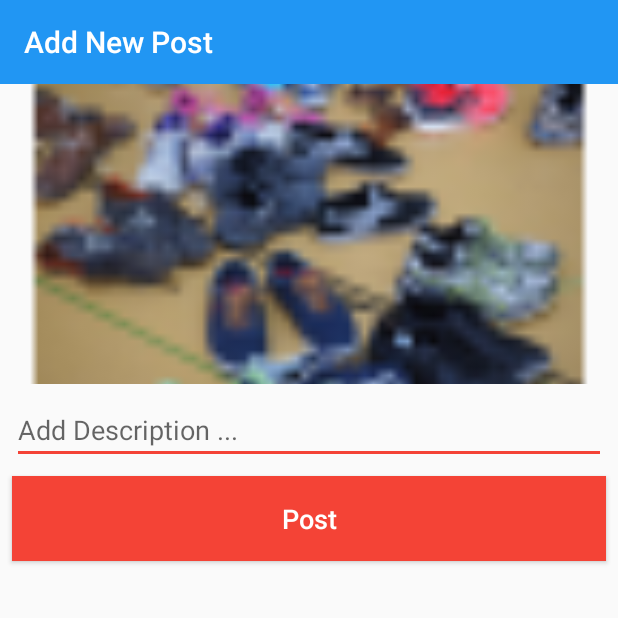
After one commit to firlanaryu/myBlog, an Android app: the NewPostActivity screen opened directly, with no data from a screen before it, on a phone screen of 412 x 824 dp, the top half of it. The commit adds this screen. Run offline under Robolectric (Android 15) with nearby library versions, the phone set to English and light mode, and no system bars.

Commit message:
add new post activity

```diff
--- a/app/build.gradle
+++ b/app/build.gradle
@@ -33,11 +33,14 @@ dependencies {
 
     implementation 'de.hdodenhof:circleimageview:2.2.0' //circle image
     implementation 'com.theartofdev.edmodo:android-image-cropper:2.7.0' //android image crop library
-    implementation 'com.github.bumptech.glide:glide:4.8.0' //An image loading and caching library for Android focused on smooth scrolling
-    annotationProcessor 'com.github.bumptech.glide:compiler:4.8.0' //An image loading and caching library for Android focused on smooth scrolling
+    implementation 'com.github.bumptech.glide:glide:4.8.0'
+    //An image loading and caching library for Android focused on smooth scrolling
+    annotationProcessor 'com.github.bumptech.glide:compiler:4.8.0'
+    //An image loading and caching library for Android focused on smooth scrolling
 
     implementation 'com.google.firebase:firebase-auth:16.1.0'
     implementation 'com.google.firebase:firebase-storage:16.0.5'
     implementation 'com.google.firebase:firebase-auth:16.1.0'
     implementation 'com.google.firebase:firebase-firestore:17.1.5'
+    implementation 'com.android.support:design:27.1.1'
 }
--- a/app/src/main/AndroidManifest.xml
+++ b/app/src/main/AndroidManifest.xml
@@ -4,8 +4,8 @@
     package="com.creaginetech.myblog">
 
     <uses-permission android:name="android.permission.INTERNET" />
-    <uses-permission android:name="android.permission.READ_EXTERNAL_STORAGE"/>
-    <uses-permission android:name="android.permission.WRITE_EXTERNAL_STORAGE"/>
+    <uses-permission android:name="android.permission.READ_EXTERNAL_STORAGE" />
+    <uses-permission android:name="android.permission.WRITE_EXTERNAL_STORAGE" />
 
     <application
         android:allowBackup="true"
@@ -28,9 +28,11 @@
             android:name=".LoginActivity"
             android:screenOrientation="portrait" />
         <activity android:name=".RegisterActivity" />
-        <activity android:name=".SetupActivity"></activity>
-        <activity android:name="com.theartofdev.edmodo.cropper.CropImageActivity"
-            android:theme="@style/Base.Theme.AppCompat"/>
+        <activity android:name=".SetupActivity" />
+        <activity
+            android:name="com.theartofdev.edmodo.cropper.CropImageActivity"
+            android:theme="@style/Base.Theme.AppCompat" />
+        <activity android:name=".NewPostActivity"></activity>
     </application>
 
 </manifest>
--- a/app/src/main/java/com/creaginetech/myblog/MainActivity.java
+++ b/app/src/main/java/com/creaginetech/myblog/MainActivity.java
@@ -1,11 +1,13 @@
 package com.creaginetech.myblog;
 
 import android.content.Intent;
+import android.support.design.widget.FloatingActionButton;
 import android.support.v7.app.AppCompatActivity;
 import android.os.Bundle;
 import android.support.v7.widget.Toolbar;
 import android.view.Menu;
 import android.view.MenuItem;
+import android.view.View;
 
 import com.google.firebase.auth.FirebaseAuth;
 import com.google.firebase.auth.FirebaseUser;
@@ -15,6 +17,7 @@ import java.util.zip.Inflater;
 public class MainActivity extends AppCompatActivity {
 
     private Toolbar mainToolbar;
+    private FloatingActionButton btnAddPost;
 
     private FirebaseAuth mAuth;
 
@@ -29,6 +32,17 @@ public class MainActivity extends AppCompatActivity {
         setSupportActionBar(mainToolbar);
         //for title on Toolbar
         getSupportActionBar().setTitle("My Blog");
+
+        btnAddPost = findViewById(R.id.btn_add_post);
+        btnAddPost.setOnClickListener(new View.OnClickListener() {
+            @Override
+            public void onClick(View view) {
+
+                Intent newPostIntent = new Intent(MainActivity.this,NewPostActivity.class);
+                startActivity(newPostIntent);
+
+            }
+        });
 
 
     }
--- /dev/null
+++ b/app/src/main/java/com/creaginetech/myblog/NewPostActivity.java
@@ -0,0 +1,21 @@
+package com.creaginetech.myblog;
+
+import android.support.v7.app.AppCompatActivity;
+import android.os.Bundle;
+import android.support.v7.widget.Toolbar;
+
+public class NewPostActivity extends AppCompatActivity {
+
+    private Toolbar newPostToolbar;
+
+    @Override
+    protected void onCreate(Bundle savedInstanceState) {
+        super.onCreate(savedInstanceState);
+        setContentView(R.layout.activity_new_post);
+
+        newPostToolbar = findViewById(R.id.toolbar_new_post);
+        setSupportActionBar(newPostToolbar);
+        getSupportActionBar().setTitle("Add New Post");
+
+    }
+}
--- a/app/src/main/java/com/creaginetech/myblog/SetupActivity.java
+++ b/app/src/main/java/com/creaginetech/myblog/SetupActivity.java
@@ -124,12 +124,14 @@ public class SetupActivity extends AppCompatActivity {
             public void onClick(View view) {
 
                 final String user_name = edt_setup_name.getText().toString();
+
+                if (!TextUtils.isEmpty(user_name) && mainImageUri != null) {
                 setupProgress.setVisibility(View.VISIBLE);
 
                 //if image changed
-                if (isChanged) {
+                    if (isChanged) {
 
-                    if (!TextUtils.isEmpty(user_name) && mainImageUri != null) {
+
 
                         user_id = FirebaseAuth.getInstance().getUid();
 
@@ -168,11 +170,11 @@ public class SetupActivity extends AppCompatActivity {
                             }
                         });
 
-                    }
-                } else {
+                    }else {
 
                     storeFirestore(null ,user_name);
 
+                    }
                 }
 
             }
--- a/app/src/main/res/layout/activity_main.xml
+++ b/app/src/main/res/layout/activity_main.xml
@@ -11,12 +11,23 @@
         android:layout_width="match_parent"
         android:layout_height="wrap_content"
         android:background="@color/colorPrimary"
+        android:theme="@style/Base.ThemeOverlay.AppCompat.Dark.ActionBar"
         app:layout_constraintEnd_toEndOf="parent"
         app:layout_constraintStart_toStartOf="parent"
         app:layout_constraintTop_toTopOf="parent">
+    </android.support.v7.widget.Toolbar>
 
-
-    </android.support.v7.widget.Toolbar>
+    <android.support.design.widget.FloatingActionButton
+        android:id="@+id/btn_add_post"
+        android:layout_width="64dp"
+        android:layout_height="64dp"
+        android:layout_marginEnd="16dp"
+        android:layout_marginBottom="16dp"
+        android:clickable="true"
+        android:focusable="auto"
+        app:layout_constraintBottom_toBottomOf="parent"
+        app:layout_constraintEnd_toEndOf="parent"
+        app:srcCompat="@drawable/ic_action_add" />
 
 
 </android.support.constraint.ConstraintLayout>
--- /dev/null
+++ b/app/src/main/res/layout/activity_new_post.xml
@@ -0,0 +1,60 @@
+<?xml version="1.0" encoding="utf-8"?>
+<android.support.constraint.ConstraintLayout xmlns:android="http://schemas.android.com/apk/res/android"
+    xmlns:app="http://schemas.android.com/apk/res-auto"
+    xmlns:tools="http://schemas.android.com/tools"
+    android:layout_width="match_parent"
+    android:layout_height="match_parent"
+    tools:context=".NewPostActivity">
+
+    <android.support.v7.widget.Toolbar
+        android:id="@+id/toolbar_new_post"
+        android:layout_width="0dp"
+        android:layout_height="wrap_content"
+        android:background="?attr/colorPrimary"
+        android:minHeight="?attr/actionBarSize"
+        android:theme="@style/Base.ThemeOverlay.AppCompat.Dark.ActionBar"
+        app:layout_constraintEnd_toEndOf="parent"
+        app:layout_constraintStart_toStartOf="parent"
+        app:layout_constraintTop_toTopOf="parent" />
+
+    <ImageView
+        android:id="@+id/image_new_post"
+        android:layout_width="0dp"
+        android:layout_height="200dp"
+        android:scaleType="centerCrop"
+        app:layout_constraintEnd_toEndOf="parent"
+        app:layout_constraintStart_toStartOf="parent"
+        app:layout_constraintTop_toBottomOf="@+id/toolbar_new_post"
+        app:srcCompat="@mipmap/image_shoes" />
+
+    <EditText
+        android:id="@+id/editText"
+        android:layout_width="0dp"
+        android:layout_height="wrap_content"
+        android:layout_marginStart="8dp"
+        android:layout_marginTop="8dp"
+        android:layout_marginEnd="8dp"
+        android:ems="10"
+        android:hint="@string/post_desc_hint"
+        android:inputType="textMultiLine"
+        app:layout_constraintEnd_toEndOf="parent"
+        app:layout_constraintStart_toStartOf="parent"
+        app:layout_constraintTop_toBottomOf="@+id/image_new_post" />
+
+    <Button
+        android:id="@+id/btn_post"
+        android:layout_width="0dp"
+        android:layout_height="wrap_content"
+        android:layout_marginStart="8dp"
+        android:layout_marginTop="8dp"
+        android:layout_marginEnd="8dp"
+        android:background="@color/colorAccent"
+        android:padding="16dp"
+        android:text="@string/btn_post_text"
+        android:textAllCaps="false"
+        android:textColor="@android:color/white"
+        android:textSize="18sp"
+        app:layout_constraintEnd_toEndOf="parent"
+        app:layout_constraintStart_toStartOf="parent"
+        app:layout_constraintTop_toBottomOf="@+id/editText" />
+</android.support.constraint.ConstraintLayout>
--- a/app/src/main/res/values/strings.xml
+++ b/app/src/main/res/values/strings.xml
@@ -13,4 +13,6 @@
     <string name="register_pass_hint">Confirm Password</string>
     <string name="setup_name_hint">Your name ...</string>
     <string name="btn_setup_name_text">Save Account Settings</string>
+    <string name="post_desc_hint">Add Description ...</string>
+    <string name="btn_post_text">Post</string>
 </resources>
```
Also changed, not shown: app/src/main/image_shoes-web.png (added), app/src/main/res/drawable-hdpi/ic_action_add.png (added), app/src/main/res/drawable-mdpi/ic_action_add.png (added), app/src/main/res/drawable-xhdpi/ic_action_add.png (added), app/src/main/res/drawable-xxhdpi/ic_action_add.png (added), app/src/main/res/drawable-xxxhdpi/ic_action_add.png (added), app/src/main/res/mipmap-hdpi/image_shoes.png (added), app/src/main/res/mipmap-mdpi/image_shoes.png (added), app/src/main/res/mipmap-xhdpi/image_shoes.png (added), app/src/main/res/mipmap-xxhdpi/image_shoes.png (added), app/src/main/res/mipmap-xxxhdpi/image_shoes.png (added), 1 other file.
